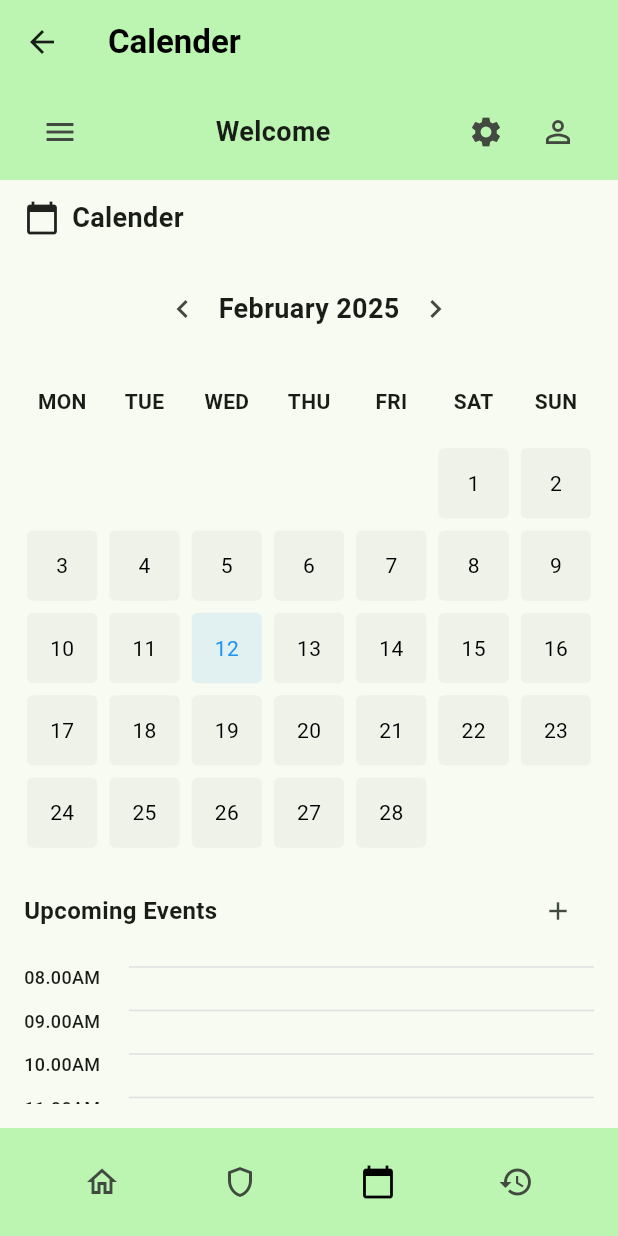
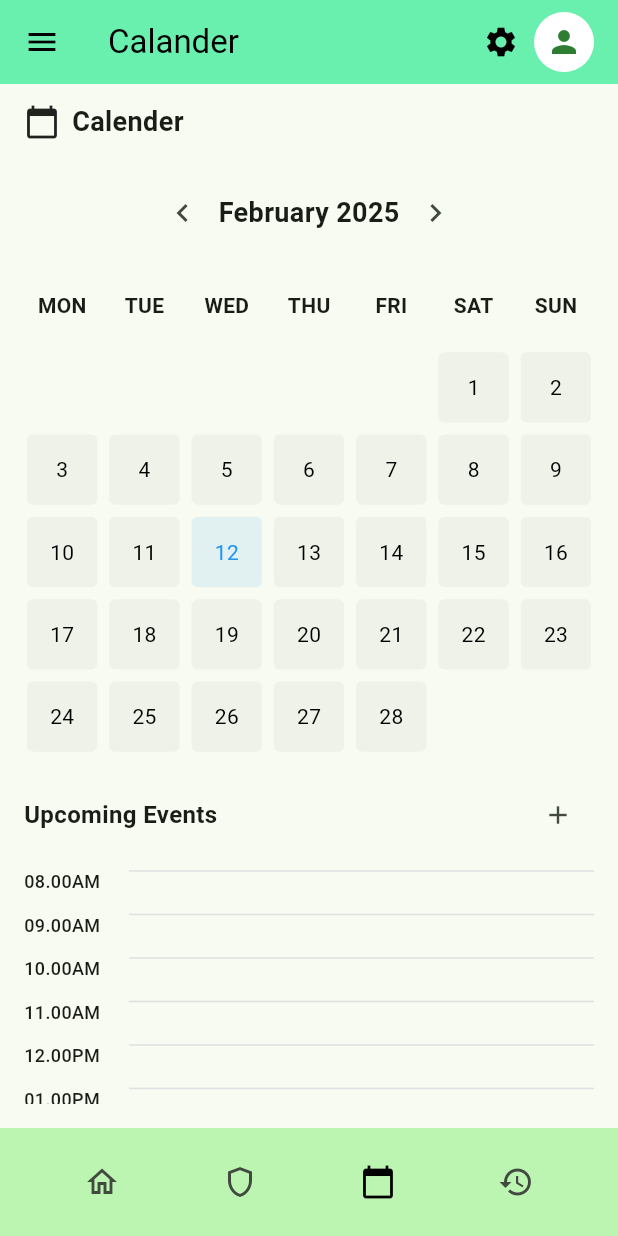
Before and after one commit to IPMSand/PUSL2023-Mobile-App-Development-Group-50, a Flutter app: the CalendarScreen screen opened directly, on a phone screen of 412 x 824 dp. Run offline on Flutter 3.47's test engine with Material 3 defaults, Android fonts, the phone set to English and light mode, and no system bars.

Commit message:
add  custontopnav for calander.dart

```diff
--- /dev/null
+++ b/lib/componments/custom_navbar.dart
@@ -0,0 +1,46 @@
+// custom_app_bar.dart
+import 'package:flutter/material.dart';
+
+class CustomAppBar extends StatelessWidget implements PreferredSizeWidget {
+  final String title;
+  final VoidCallback? onProfileTap;
+
+  const CustomAppBar({
+    Key? key,
+    required this.title,
+    this.onProfileTap,
+  }) : super(key: key);
+
+  @override
+  Widget build(BuildContext context) {
+    return AppBar(
+      backgroundColor: Colors.greenAccent,
+      title: Text(title, style: const TextStyle(color: Colors.black)),
+      leading: Builder(
+        builder: (context) {
+          return IconButton(
+            icon: const Icon(Icons.menu, color: Colors.black),
+            onPressed: () {
+              Scaffold.of(context).openDrawer();
+            },
+          );
+        },
+      ),
+      actions: [
+        const Icon(Icons.settings, color: Colors.black),
+        const SizedBox(width: 10),
+        GestureDetector(
+          onTap: onProfileTap,
+          child: CircleAvatar(
+            backgroundColor: Colors.white,
+            child: Icon(Icons.person, color: Colors.green.shade800),
+          ),
+        ),
+        const SizedBox(width: 16),
+      ],
+    );
+  }
+
+  @override
+  Size get preferredSize => const Size.fromHeight(kToolbarHeight);
+}
--- a/lib/screens/calander.dart
+++ b/lib/screens/calander.dart
@@ -1,5 +1,6 @@
 import 'package:flutter/material.dart';
 import '../componments/bottom_navbar.dart';
+import '../componments/custom_navbar.dart';
 
 
 class CalendarScreen extends StatefulWidget {
@@ -187,54 +188,13 @@ class _CalendarScreenState extends State<CalendarScreen> {
   @override
   Widget build(BuildContext context) {
     return Scaffold(
-      appBar: AppBar(
-        backgroundColor: const Color(0xFFBCF5B1), // Light green background
-        title: const Text(
-          'Calender', // Matching the spelling in the UI
-          style: TextStyle(
-            color: Colors.black,
-            fontWeight: FontWeight.bold,
-          ),
-        ),
-        elevation: 0,
+      appBar:CustomAppBar(
+        title: "Calander",
       ),
       body: Column(
         children: [
           // Top navigation bar
-          Container(
-            color: const Color(0xFFBCF5B1), // Light green background
-            padding: const EdgeInsets.symmetric(horizontal: 16, vertical: 8),
-            child: Row(
-              mainAxisAlignment: MainAxisAlignment.spaceBetween,
-              children: [
-                IconButton(
-                  icon: const Icon(Icons.menu),
-                  onPressed: () {},
-                ),
-                const Text(
-                  'Welcome',
-                  style: TextStyle(
-                    fontSize: 18,
-                    fontWeight: FontWeight.bold,
-                  ),
-                ),
-                Row(
-                  children: [
-                    IconButton(
-                      icon: const Icon(Icons.settings),
-                      onPressed: () {},
-                    ),
-                    IconButton(
-                      icon: const Icon(Icons.person_outline),
-                      onPressed: () {},
-                    ),
-                  ],
-                ),
-              ],
-            ),
-          ),
-
-          // Calendar Title and Icon
+                 // Calendar Title and Icon
           Padding(
             padding: const EdgeInsets.symmetric(horizontal: 16, vertical: 12),
             child: Row(
```
